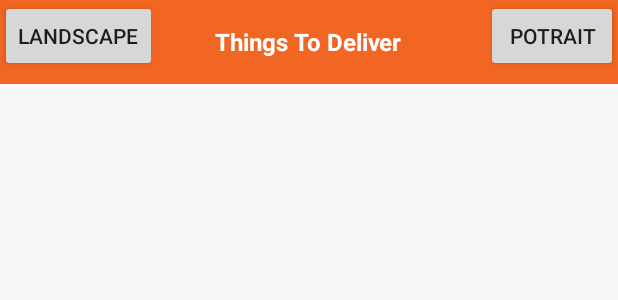
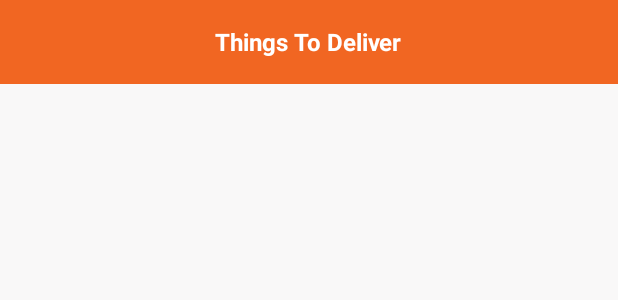
Before and after one commit to yash786agg/AndroidArchitectureComponent, an Android app: the layout delivery_list_layout.xml on its own in the app's theme, with its tools: preview values and no code run, on a phone screen of 412 x 824 dp. Shown: the top 300 px of the screen. Run offline under Robolectric (Android 15) with nearby library versions, the phone set to English and light mode, and no system bars; network calls fail.

Commit message:
Final code commit

```diff
--- a/app/src/main/java/app/com/Extras/ApiRequestSingleton.java
+++ b/app/src/main/java/app/com/Extras/ApiRequestSingleton.java
@@ -19,6 +19,8 @@ public class ApiRequestSingleton
     @SuppressLint("StaticFieldLeak")
     private static Context mCtc;
 
+    /** The ApiRequest instance */
+
     private ApiRequestSingleton(Context context)
     {
         mCtc = context;
@@ -34,6 +36,8 @@ public class ApiRequestSingleton
         return mInstance;
     }
 
+    /** To put the multiple ApiRequest in a Queue */
+
     private RequestQueue getRequestQueue()
     {
         if (mRequestQueue == null)
--- a/app/src/main/res/layout/delivery_list_layout.xml
+++ b/app/src/main/res/layout/delivery_list_layout.xml
@@ -26,20 +26,6 @@
                 android:textStyle="bold"
                 android:textSize="@dimen/textSize16sp" />
 
-            <Button
-                android:id="@+id/landscape"
-                android:layout_width="wrap_content"
-                android:layout_height="wrap_content"
-                android:text="landscape"/>
-
-
-            <Button
-                android:id="@+id/potrait"
-                android:layout_width="wrap_content"
-                android:layout_height="wrap_content"
-                android:layout_alignParentRight="true"
-                android:text="potrait"/>
-
         </RelativeLayout>
 
         <android.support.v7.widget.RecyclerView
```
Also changed, not shown: app/src/main/AndroidManifest.xml (+11 -5 lines), app/src/main/java/app/com/Adapter/RecyclerViewAdapter.java (+15 -11 lines), app/src/main/java/app/com/View/DeliveryDetails.java (+26 -19 lines), app/src/main/java/app/com/View/DeliveryList.java (+0 -20 lines), app/src/main/res/layout/delivery_layout.xml (+0 -14 lines), app/src/main/res/drawable-hdpi/ic_launcher.png, app/src/main/res/drawable-mdpi/ic_launcher.png, app/src/main/res/drawable-xhdpi/ic_launcher.png, app/src/main/res/drawable-xxhdpi/ic_launcher.png, app/src/main/res/drawable-xxxhdpi/ic_launcher.png, 1 other file.
